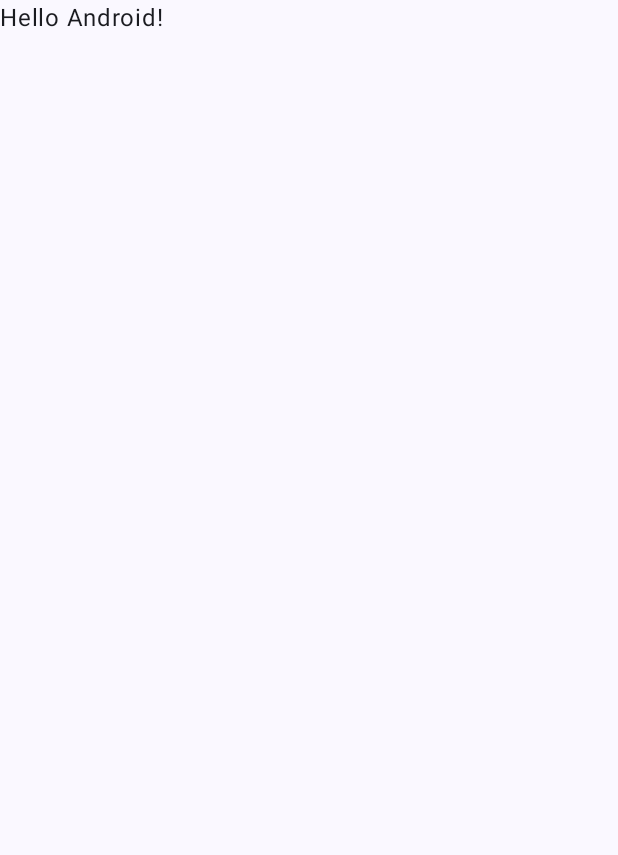
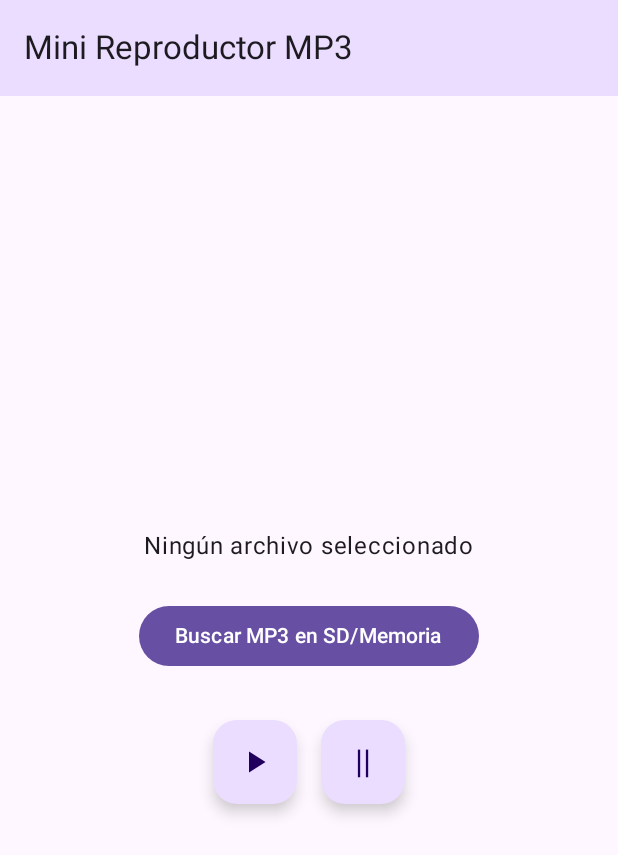
Before and after one commit to Aanlu/AndroidNativo_Praticas, an Android app built with Jetpack Compose: the screen it shows after launch (MainActivity), on a phone screen of 412 x 824 dp. Before the commit the part shown is almost empty. Shown: the top 855 px of the screen. Run offline under Robolectric (Android 15) with nearby library versions, the phone set to English and light mode, and no system bars.

Commit message:
Practica 11: mini reproductor MP3 con GetContent y MediaPlayer

```diff
--- a/Practica11/app/src/main/java/com/example/practica11/MainActivity.kt
+++ b/Practica11/app/src/main/java/com/example/practica11/MainActivity.kt
@@ -4,44 +4,13 @@ import android.os.Bundle
 import androidx.activity.ComponentActivity
 import androidx.activity.compose.setContent
 import androidx.activity.enableEdgeToEdge
-import androidx.compose.foundation.layout.fillMaxSize
-import androidx.compose.foundation.layout.padding
-import androidx.compose.material3.Scaffold
-import androidx.compose.material3.Text
-import androidx.compose.runtime.Composable
-import androidx.compose.ui.Modifier
-import androidx.compose.ui.tooling.preview.Preview
-import com.example.practica11.ui.theme.Practica11Theme
 
 class MainActivity : ComponentActivity() {
     override fun onCreate(savedInstanceState: Bundle?) {
         super.onCreate(savedInstanceState)
         enableEdgeToEdge()
         setContent {
-            Practica11Theme {
-                Scaffold(modifier = Modifier.fillMaxSize()) { innerPadding ->
-                    Greeting(
-                        name = "Android",
-                        modifier = Modifier.padding(innerPadding)
-                    )
-                }
-            }
+            ReproductorScreen()
         }
     }
 }
-
-@Composable
-fun Greeting(name: String, modifier: Modifier = Modifier) {
-    Text(
-        text = "Hello $name!",
-        modifier = modifier
-    )
-}
-
-@Preview(showBackground = true)
-@Composable
-fun GreetingPreview() {
-    Practica11Theme {
-        Greeting("Android")
-    }
-}
--- /dev/null
+++ b/Practica11/app/src/main/java/com/example/practica11/ReproductorScreen.kt
@@ -0,0 +1,106 @@
+package com.example.practica11
+
+import android.media.MediaPlayer
+import android.net.Uri
+import androidx.activity.compose.rememberLauncherForActivityResult
+import androidx.activity.result.contract.ActivityResultContracts
+import androidx.compose.foundation.layout.*
+import androidx.compose.material.icons.Icons
+import androidx.compose.material.icons.filled.PlayArrow
+import androidx.compose.material3.*
+import androidx.compose.runtime.*
+import androidx.compose.ui.Alignment
+import androidx.compose.ui.Modifier
+import androidx.compose.ui.platform.LocalContext
+import androidx.compose.ui.unit.dp
+
+@OptIn(ExperimentalMaterial3Api::class)
+@Composable
+fun ReproductorScreen() {
+    val context = LocalContext.current
+
+    var audioUri by remember { mutableStateOf<Uri?>(null) }
+    var mediaPlayer by remember { mutableStateOf<MediaPlayer?>(null) }
+    var isPlaying by remember { mutableStateOf(false) }
+
+    val selectorAudio = rememberLauncherForActivityResult(
+        contract = ActivityResultContracts.GetContent()
+    ) { uri: Uri? ->
+        if (uri != null) {
+            audioUri = uri
+
+            mediaPlayer?.release()
+
+            mediaPlayer = MediaPlayer.create(context, uri)
+            mediaPlayer?.start()
+            isPlaying = true
+
+            mediaPlayer?.setOnCompletionListener {
+                isPlaying = false
+            }
+        }
+    }
+
+    DisposableEffect(Unit) {
+        onDispose {
+            mediaPlayer?.release()
+        }
+    }
+
+    Scaffold(
+        topBar = {
+            TopAppBar(
+                title = { Text("Mini Reproductor MP3") },
+                colors = TopAppBarDefaults.topAppBarColors(
+                    containerColor = MaterialTheme.colorScheme.primaryContainer
+                )
+            )
+        }
+    ) { paddingValues ->
+        Column(
+            modifier = Modifier
+                .fillMaxSize()
+                .padding(paddingValues)
+                .padding(16.dp),
+            horizontalAlignment = Alignment.CenterHorizontally,
+            verticalArrangement = Arrangement.Center
+        ) {
+            Text(
+                text = if (audioUri == null) "Ningún archivo seleccionado" else "Audio cargado correctamente",
+                style = MaterialTheme.typography.bodyLarge
+            )
+
+            Spacer(modifier = Modifier.height(24.dp))
+
+            Button(onClick = { selectorAudio.launch("audio/*") }) {
+                Text("Buscar MP3 en SD/Memoria")
+            }
+
+            Spacer(modifier = Modifier.height(32.dp))
+
+            Row(horizontalArrangement = Arrangement.spacedBy(16.dp)) {
+                FloatingActionButton(
+                    onClick = {
+                        if (mediaPlayer != null && !isPlaying) {
+                            mediaPlayer?.start()
+                            isPlaying = true
+                        }
+                    }
+                ) {
+                    Icon(Icons.Default.PlayArrow, contentDescription = "Reproducir")
+                }
+
+                FloatingActionButton(
+                    onClick = {
+                        if (mediaPlayer != null && isPlaying) {
+                            mediaPlayer?.pause()
+                            isPlaying = false
+                        }
+                    }
+                ) {
+                    Text(" || ", style = MaterialTheme.typography.titleLarge)
+                }
+            }
+        }
+    }
+}
```
